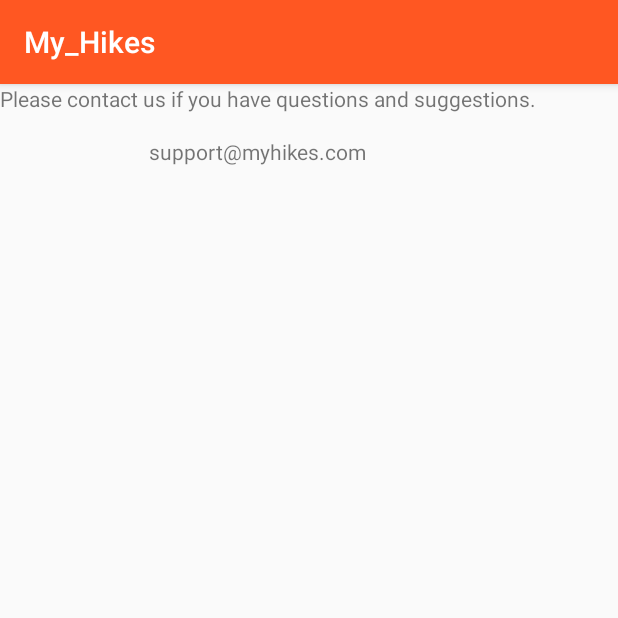
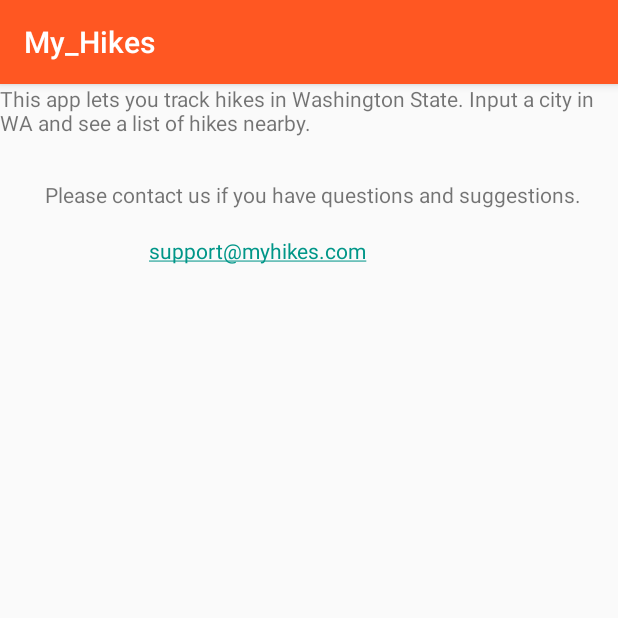
Before and after one commit to AlenaSG/MyHikes, an Android app: the AboutUsActivity screen opened directly, with no data from a screen before it, on a phone screen of 412 x 824 dp, the top half of it. Run offline under Robolectric (Android 15) with nearby library versions, the phone set to English and light mode, and no system bars; our stand-ins replace ButterKnife.

Commit message:
fix explicit intent

```diff
--- a/app/src/main/java/com/epicodus/my_hikes/AboutUsActivity.java
+++ b/app/src/main/java/com/epicodus/my_hikes/AboutUsActivity.java
@@ -11,7 +11,8 @@ import butterknife.Bind;
 import butterknife.ButterKnife;
 
 public class AboutUsActivity extends AppCompatActivity implements View.OnClickListener {
-    @Bind(R.id.mailTextView) TextView mMailTextView;
+    @Bind(R.id.mailTextView)
+    TextView mMailTextView;
 
     @Override
     protected void onCreate(Bundle savedInstanceState) {
@@ -26,5 +27,9 @@ public class AboutUsActivity extends AppCompatActivity implements View.OnClickLi
     public void onClick(View v) {
         Intent emailIntent = new Intent(Intent.ACTION_SENDTO);
         emailIntent.setData(Uri.parse("mailto:support@myhikes.com"));
+        if (emailIntent.resolveActivity(getPackageManager()) != null) {
+            startActivity(emailIntent);
         }
     }
+
+}
--- a/app/src/main/res/layout/activity_about_us.xml
+++ b/app/src/main/res/layout/activity_about_us.xml
@@ -9,7 +9,8 @@
     <TextView
         android:layout_width="wrap_content"
         android:layout_height="wrap_content"
-        android:text="Please contact us if you have questions and suggestions."
+        android:text="This app lets you track hikes in Washington State. Input a city in WA and see a list of hikes nearby. \n\n\n
+        Please contact us if you have questions and suggestions."
         android:id="@+id/textView" />
 
     <TextView
@@ -17,11 +18,12 @@
         android:layout_width="wrap_content"
         android:layout_height="wrap_content"
         android:text="support@myhikes.com"
-        android:layout_marginTop="16dp"
+        android:autoLink="email"
+        android:layout_marginTop="18dp"
+        android:layout_marginLeft="99dp"
+        android:layout_marginStart="99dp"
         android:layout_below="@+id/textView"
         android:layout_alignParentLeft="true"
-        android:layout_alignParentStart="true"
-        android:layout_marginLeft="99dp"
-        android:layout_marginStart="99dp" />
+        android:layout_alignParentStart="true" />
 
 </RelativeLayout>
```
